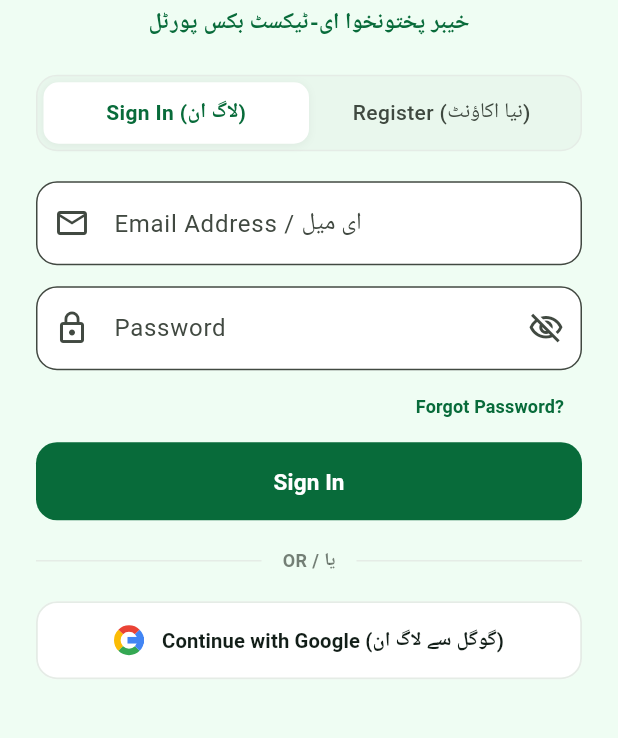
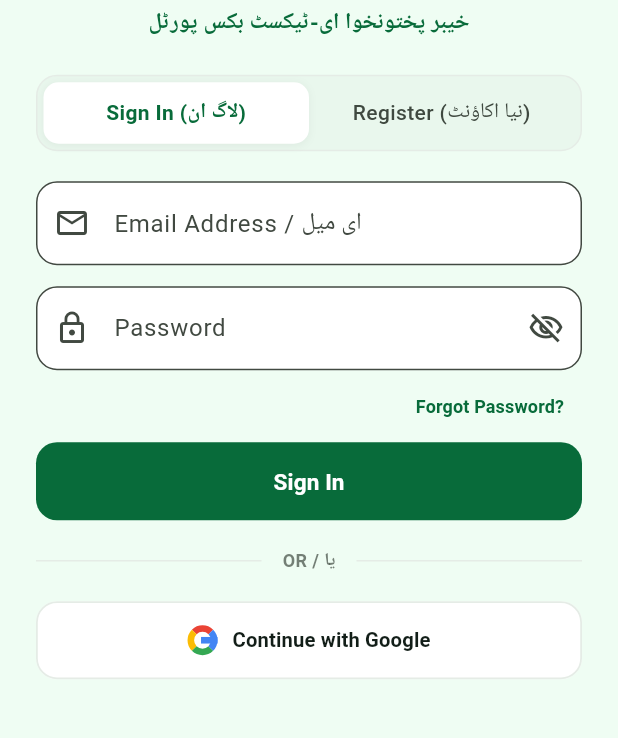
Before and after one commit to rashidlatif-001/kpBook, a Flutter app: the screen it shows after launch, on a phone screen of 412 x 824 dp, the part 376-1114 px from its top. Run offline on Flutter 3.47's test engine with Material 3 defaults, Android fonts, the phone set to English and light mode, and no system bars; our stand-ins replace google_fonts, google_sign_in, image_picker, share_plus, shared_preferences, supabase_flutter; accounts and stored records are empty.

Commit message:
fix(auth): refine Google Sign-In responsive layout and constant styling

```diff
--- a/lib/screens/auth/login_screen.dart
+++ b/lib/screens/auth/login_screen.dart
@@ -147,8 +147,8 @@ class _LoginScreenState extends State<LoginScreen> {
 
       if (response.session != null || response.user != null) {
         ScaffoldMessenger.of(context).showSnackBar(
-          const SnackBar(
-            content: Text('Welcome! Google Sign-In successful. خوش آمدید'),
+          SnackBar(
+            content: const Text('Welcome! Google Sign-In successful. خوش آمدید'),
             backgroundColor: AppColors.secondary,
           ),
         );
@@ -197,7 +197,6 @@ class _LoginScreenState extends State<LoginScreen> {
           initialEmail: _emailController.text.trim(),
         ),
       ),
-    );
     );
 
     if (result != null && result.isNotEmpty && mounted) {
@@ -600,7 +599,7 @@ class _LoginScreenState extends State<LoginScreen> {
                                 elevation: 0,
                               ),
                               child: _isGoogleLoading
-                                  ? const SizedBox(
+                                  ? SizedBox(
                                       width: 22,
                                       height: 22,
                                       child: CircularProgressIndicator(
@@ -610,17 +609,22 @@ class _LoginScreenState extends State<LoginScreen> {
                                     )
                                   : Row(
                                       mainAxisAlignment: MainAxisAlignment.center,
+                                      mainAxisSize: MainAxisSize.min,
                                       children: [
                                         _buildGoogleLogo(),
-                                        const SizedBox(width: 12),
-                                        Text(
-                                          _isLoginMode
-                                              ? 'Continue with Google (گوگل سے لاگ ان)'
-                                              : 'Sign Up with Google (گوگل سے نیا اکاؤنٹ)',
-                                          style: TextStyle(
-                                            fontSize: 13.5,
-                                            fontWeight: FontWeight.w700,
-                                            color: AppColors.onSurface,
+                                        const SizedBox(width: 10),
+                                        Flexible(
+                                          child: Text(
+                                            _isLoginMode
+                                                ? 'Continue with Google'
+                                                : 'Sign Up with Google',
+                                            overflow: TextOverflow.ellipsis,
+                                            maxLines: 1,
+                                            style: TextStyle(
+                                              fontSize: 13.5,
+                                              fontWeight: FontWeight.w700,
+                                              color: AppColors.onSurface,
+                                            ),
                                           ),
                                         ),
                                       ],
```
Also changed, not shown: pubspec.lock.
